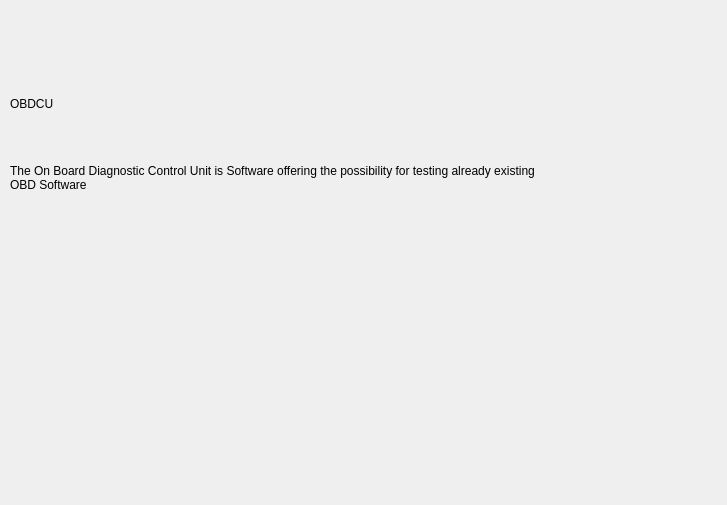
Before: the Qt Designer form OBDCU/src/View/homewidget.ui in z1230601/BAKK_Prodanovic_Zaric_OBD, drawn with Qt 5.
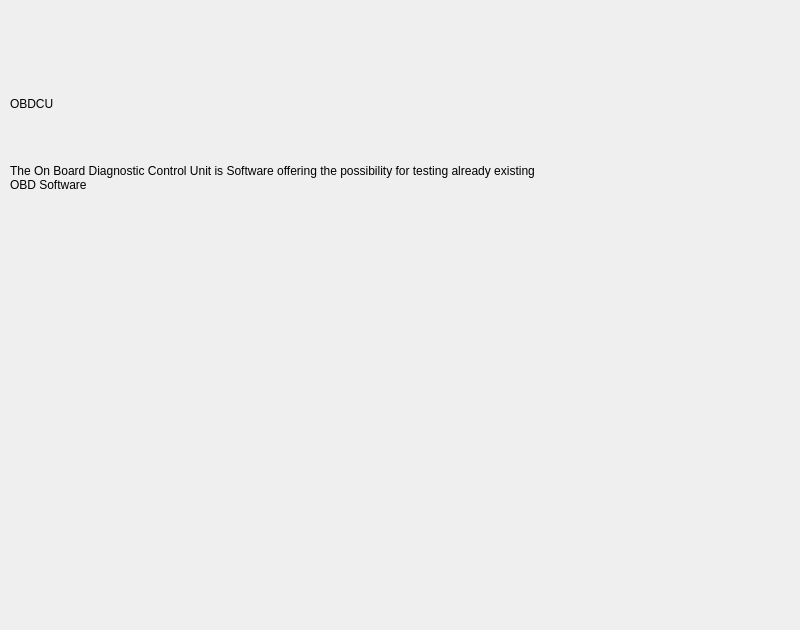
After: the same form once the commit is applied.

The edit to the form file:
```diff
--- a/OBDCU/src/View/homewidget.ui
+++ b/OBDCU/src/View/homewidget.ui
@@ -6,8 +6,8 @@
    <rect>
     <x>0</x>
     <y>0</y>
-    <width>727</width>
-    <height>505</height>
+    <width>800</width>
+    <height>630</height>
    </rect>
   </property>
   <property name="windowTitle">
```
